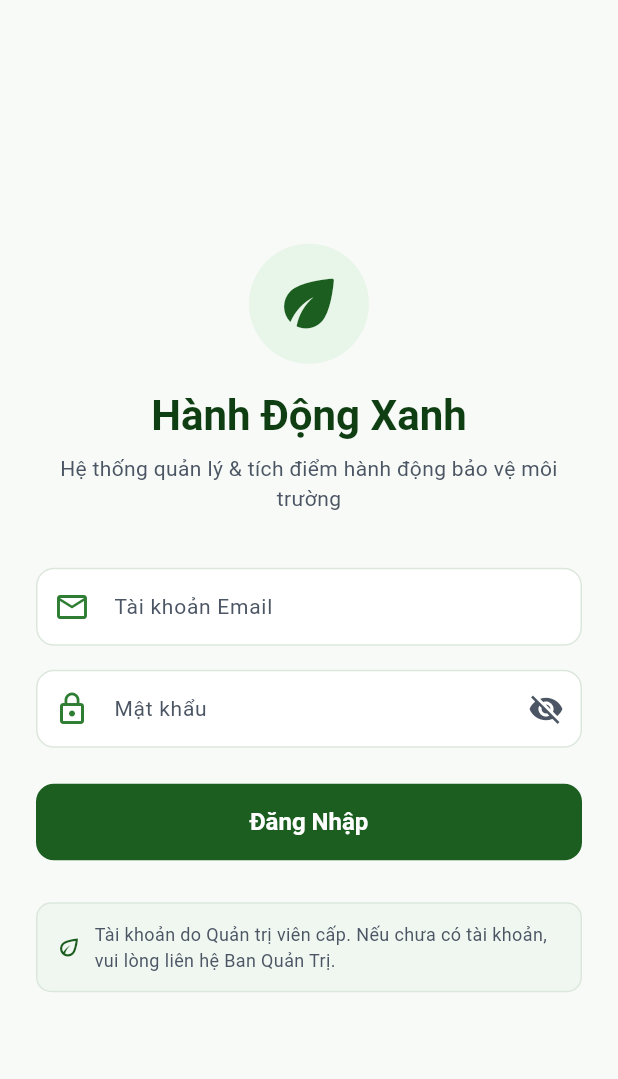
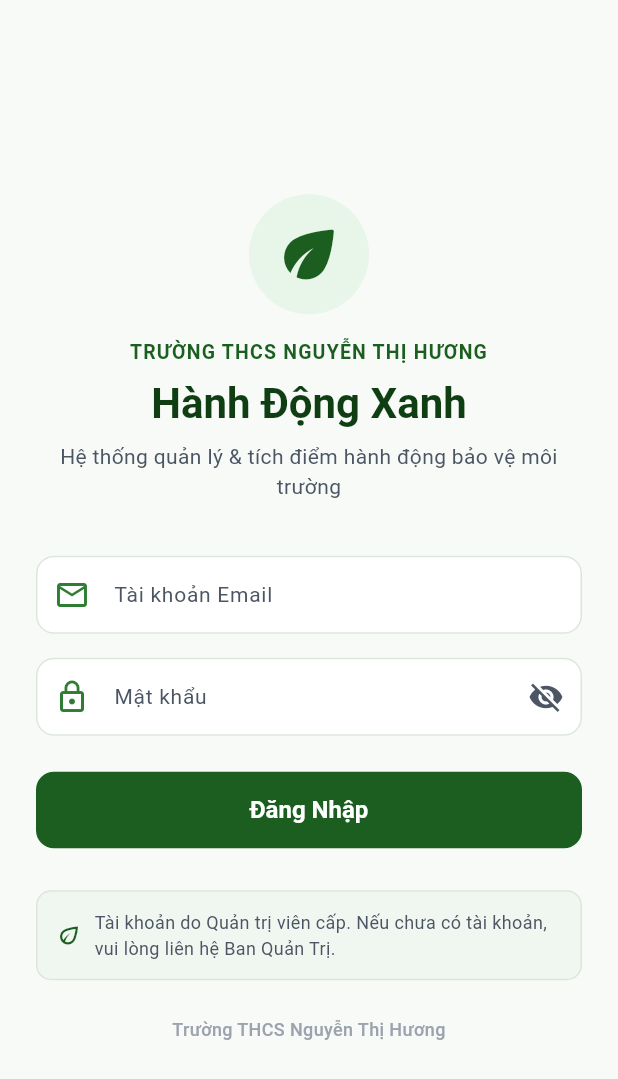
Before and after one commit to hungphamhuynh/hanhdongxanh, a Flutter app: the screen it shows after launch, on a phone screen of 412 x 824 dp. Shown: the top 1079 px of the screen. Run offline on Flutter 3.47's test engine with Material 3 defaults, Android fonts, the phone set to English and light mode, and no system bars; our stand-ins replace cloud_firestore, connectivity_plus, firebase_auth, firebase_core; accounts and stored records are empty.

Commit message:
feat: add Truong THCS Nguyen Thi Huong branding to login screen and web titles

```diff
--- a/lib/features/auth/presentation/screens/login_screen.dart
+++ b/lib/features/auth/presentation/screens/login_screen.dart
@@ -112,6 +112,17 @@ class _LoginScreenState extends State<LoginScreen> {
                     ),
                   ),
                   const SizedBox(height: 16),
+                  const Text(
+                    'TRƯỜNG THCS NGUYỄN THỊ HƯƠNG',
+                    textAlign: TextAlign.center,
+                    style: TextStyle(
+                      fontSize: 13,
+                      fontWeight: FontWeight.w700,
+                      color: AppColors.primary,
+                      letterSpacing: 0.8,
+                    ),
+                  ),
+                  const SizedBox(height: 6),
                   Text(
                     'Hành Động Xanh',
                     textAlign: TextAlign.center,
@@ -231,6 +242,18 @@ class _LoginScreenState extends State<LoginScreen> {
                       ],
                     ),
                   ),
+                  const SizedBox(height: 24),
+
+                  // Footer trường học
+                  const Text(
+                    'Trường THCS Nguyễn Thị Hương',
+                    textAlign: TextAlign.center,
+                    style: TextStyle(
+                      fontSize: 12,
+                      fontWeight: FontWeight.w500,
+                      color: AppColors.textMuted,
+                    ),
+                  ),
                 ],
               ),
             ),
--- a/lib/main.dart
+++ b/lib/main.dart
@@ -20,7 +20,7 @@ class HanhDongXanhApp extends StatelessWidget {
   @override
   Widget build(BuildContext context) {
     return MaterialApp(
-      title: 'Hành động xanh',
+      title: 'Hành Động Xanh - Trường THCS Nguyễn Thị Hương',
       debugShowCheckedModeBanner: false,
       theme: AppTheme.lightTheme,
       builder: (context, child) {
```
Also changed, not shown: 2 other files.
